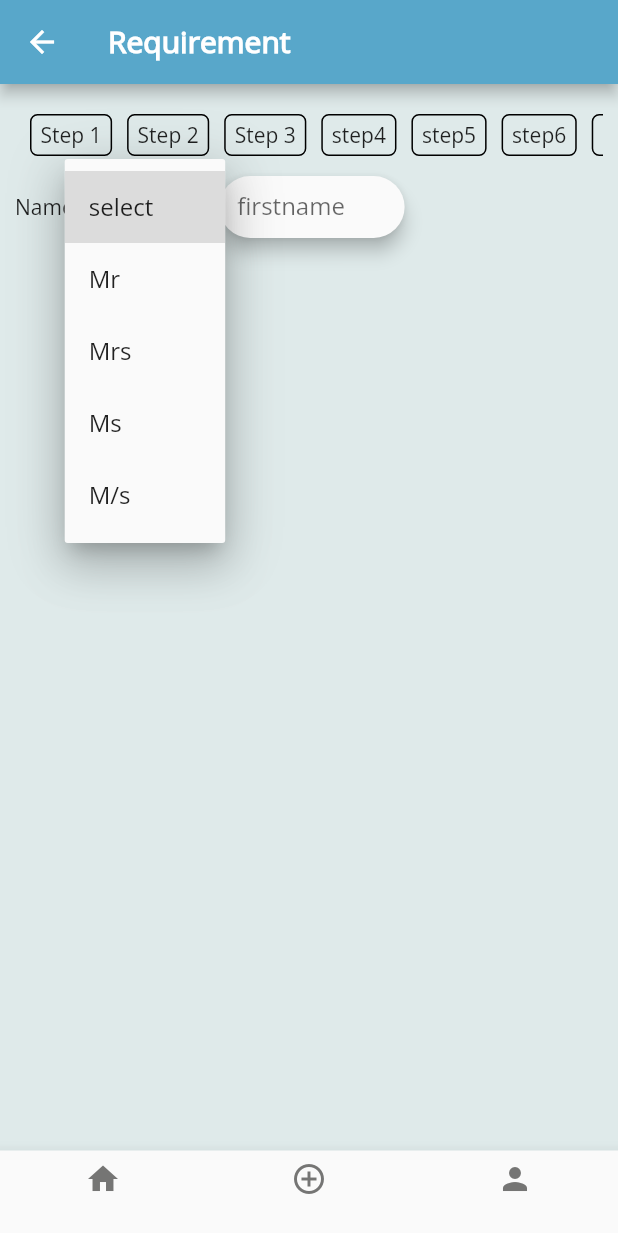
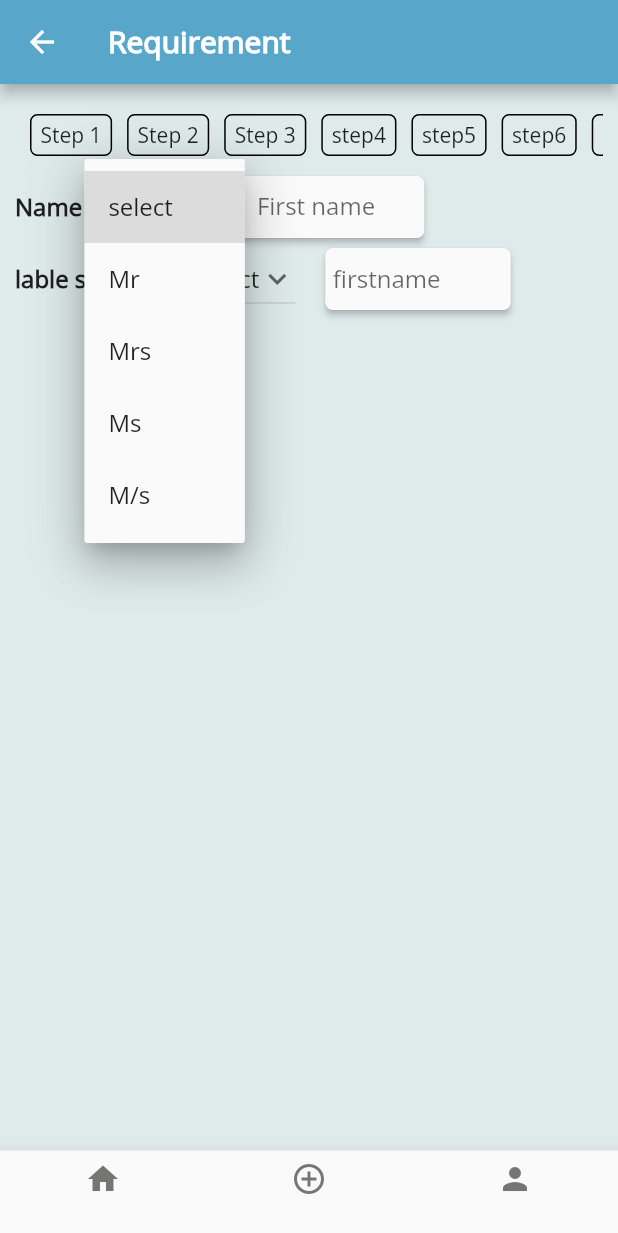
Before and after one commit to IntoloIt2/aashiyan, a Flutter app: the Requirement screen opened by its route, after a tap on "select", on a phone screen of 412 x 824 dp. Shown: the top 1233 px of the screen. Run offline on Flutter 3.47's test engine with Material 2 defaults, Android fonts, the phone set to English and light mode, and no system bars; our stand-ins replace carousel_slider; network calls fail.

Commit message:
create methord

```diff
--- /dev/null
+++ b/lib/components/contants.dart
@@ -0,0 +1,2 @@
+// ignore: non_constant_identifier_names
+String SUCCESS_MESSAGE = " You will be contacted by us very soon.";
--- /dev/null
+++ b/lib/components/forms.dart
@@ -0,0 +1,36 @@
+import 'package:flutter/material.dart';
+
+Container lableText(String lable) {
+  return Container(
+    padding: EdgeInsets.only(right: 5),
+    child: Text(
+      "$lable : ",
+      style: const TextStyle(
+        fontSize: 16,
+        fontWeight: FontWeight.bold,
+      ),
+    ),
+  );
+}
+
+Material textField(BuildContext context) {
+  return Material(
+    elevation: 2,
+    borderRadius: BorderRadius.all(Radius.circular(5)),
+    child: Container(
+      height: MediaQuery.of(context).size.height * 0.05,
+      width: MediaQuery.of(context).size.width * 0.3,
+      child: TextFormField(
+        decoration: InputDecoration(
+          labelText: "First name",
+          fillColor: Colors.white,
+          border: OutlineInputBorder(
+            borderSide: BorderSide.none,
+          ),
+
+          //fillColor: Colors.green
+        ),
+      ),
+    ),
+  );
+}
--- a/lib/view/homepage.dart
+++ b/lib/view/homepage.dart
@@ -4,7 +4,7 @@ import 'package:aashiyan/view/residential.dart';
 import 'package:carousel_slider/carousel_slider.dart';
 import 'package:flutter/material.dart';
 
-import '../constants/project_category.dart';
+import '../components/project_category.dart';
 import '../controller/api_services.dart';
 
 class HomePage extends StatefulWidget {
--- a/lib/view/residential.dart
+++ b/lib/view/residential.dart
@@ -3,8 +3,8 @@ import 'package:aashiyan/view/residential/bunglow/bunglow.dart';
 import 'package:carousel_slider/carousel_slider.dart';
 import 'package:flutter/material.dart';
 
-import '../constants/app_bar.dart';
-import '../constants/project_category.dart';
+import '../components/app_bar.dart';
+import '../components/project_category.dart';
 import '../controller/api_services.dart';
 
 class Residential extends StatelessWidget {
--- a/lib/view/residential/bunglow/bunglow.dart
+++ b/lib/view/residential/bunglow/bunglow.dart
@@ -1,11 +1,11 @@
 import 'package:aashiyan/const.dart';
-import 'package:aashiyan/constants/project_category.dart';
+import 'package:aashiyan/components/project_category.dart';
 import 'package:aashiyan/view/residential/bunglow/requirement.dart';
 // import 'package:carousel_slider/carousel_options.dart';
 import 'package:carousel_slider/carousel_slider.dart';
 import 'package:flutter/material.dart';
 
-import '../../../constants/app_bar.dart';
+import '../../../components/app_bar.dart';
 import '../../../controller/api_services.dart';
 
 class Bunglow extends StatelessWidget {
--- a/lib/view/residential/bunglow/entrance.dart
+++ b/lib/view/residential/bunglow/entrance.dart
@@ -1,8 +1,9 @@
-import 'package:aashiyan/constants/bungalow_steps.dart';
+import 'package:aashiyan/components/bungalow_steps.dart';
+import 'package:aashiyan/components/forms.dart';
 import 'package:flutter/material.dart';
 
 import '../../../const.dart';
-import '../../../constants/app_bar.dart';
+import '../../../components/app_bar.dart';
 
 class Entrance extends StatelessWidget {
   const Entrance({Key? key}) : super(key: key);
@@ -12,9 +13,7 @@ class Entrance extends StatelessWidget {
     return Scaffold(
       appBar: appBar("Entrance"),
       body: Column(
-        children: [
-          bungalowSteps(context),
-        ],
+        children: [bungalowSteps(context), lableText("Name")],
       ),
       bottomNavigationBar: buildBottomNav(),
     );
--- a/lib/view/residential/bunglow/requirement.dart
+++ b/lib/view/residential/bunglow/requirement.dart
@@ -1,8 +1,10 @@
-import 'package:aashiyan/constants/bungalow_steps.dart';
+import 'package:aashiyan/components/bungalow_steps.dart';
+import 'package:aashiyan/components/forms.dart' as Forms;
+import 'package:aashiyan/components/forms.dart';
 import 'package:flutter/material.dart';
 
 import '../../../const.dart';
-import '../../../constants/app_bar.dart';
+import '../../../components/app_bar.dart';
 
 class Requirement extends StatefulWidget {
   static const namedRoute = "/intrestedNext";
@@ -28,10 +30,40 @@ class _RequirementState extends State<Requirement> {
             Row(
               mainAxisAlignment: MainAxisAlignment.start,
               children: [
-                Text("Name"),
+                Forms.lableText("Name"),
+                Container(
+                  decoration: BoxDecoration(
+                    borderRadius: BorderRadius.all(
+                      Radius.circular(10),
+                    ),
+                  ),
+                  child: DropdownButton<String>(
+                    value: selectedItems,
+                    icon: const Icon(Icons.keyboard_arrow_down_sharp),
+                    elevation: 16,
+                    items: items
+                        .map((it) => DropdownMenuItem<String>(
+                              value: it,
+                              child: Text(it),
+                            ))
+                        .toList(),
+                    onChanged: (it) => setState(() => selectedItems = it!),
+                  ),
+                ),
                 SizedBox(
-                  width: 10,
+                  width: 20,
                 ),
+                Forms.textField(context),
+              ],
+            ),
+            Row(
+              mainAxisAlignment: MainAxisAlignment.start,
+              children: [
+                // Text("Name"),
+                Forms.lableText("lable sdfgjsdf "),
+                // SizedBox(
+                //   width: 100,
+                // ),
                 Container(
                   decoration: BoxDecoration(
                     borderRadius: BorderRadius.all(
@@ -55,14 +87,15 @@ class _RequirementState extends State<Requirement> {
                   width: 20,
                 ),
                 Material(
-                  elevation: 5,
-                  borderRadius: BorderRadius.all(Radius.circular(50)),
+                  elevation: 2,
+                  borderRadius: BorderRadius.all(Radius.circular(5)),
                   child: Container(
                     height: MediaQuery.of(context).size.height * 0.05,
                     width: MediaQuery.of(context).size.width * 0.3,
                     child: TextFormField(
                       decoration: InputDecoration(
-                        labelText: "firstname",
+                        contentPadding: EdgeInsets.all(5),
+                        hintText: "firstname",
                         fillColor: Colors.white,
                         border: OutlineInputBorder(
                           borderSide: BorderSide.none,
```
Also changed, not shown: lib/components/app_bar.dart (renamed from lib/constants/app_bar.dart), lib/components/bungalow_steps.dart (renamed from lib/constants/bungalow_steps.dart), lib/components/project_category.dart (renamed from lib/constants/project_category.dart), lib/components/steps_container.dart (renamed from lib/constants/steps_container.dart), lib/constants/contants.dart (deleted).
